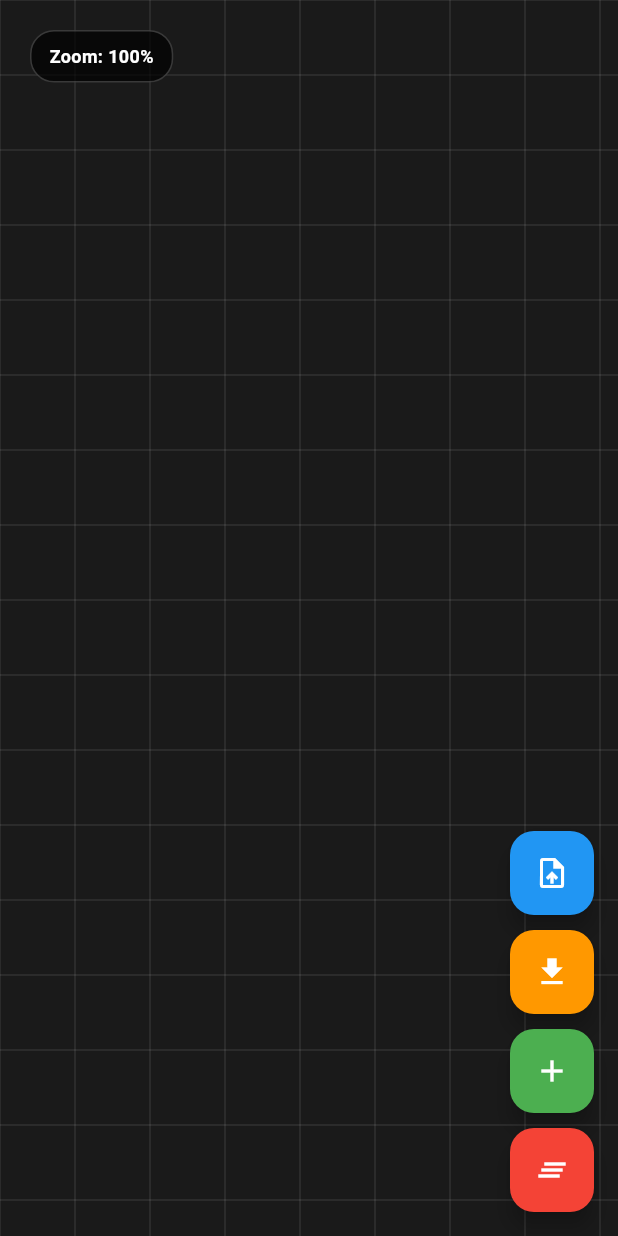
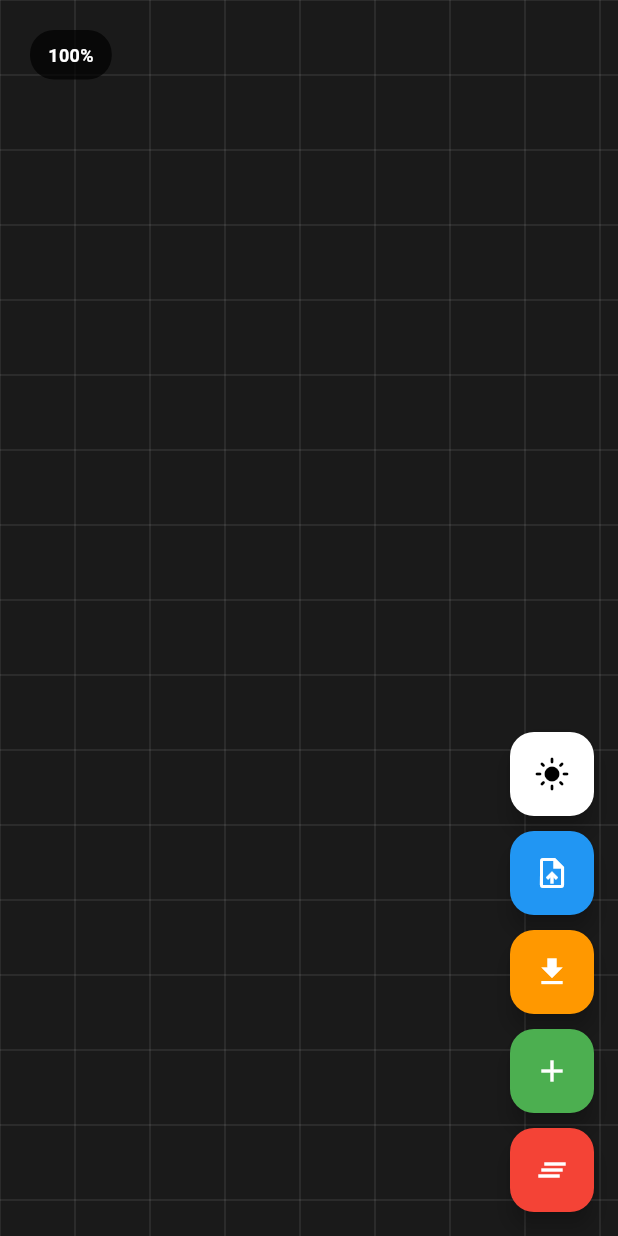
Before and after one commit to Telomelonia/graph_todo, a Flutter app: the screen it shows after launch, on a phone screen of 412 x 824 dp. Run offline on Flutter 3.47's test engine with Material 3 defaults, Android fonts, the phone set to English and light mode, and no system bars; our stand-ins replace file_picker, phosphor_flutter, shared_preferences.

Commit message:
feat: add comprehensive light/dark theme system with toggle
Implemented a complete theme switching system that transforms the entire UI between dark and light modes:

**New Theme System** (`lib/theme/app_theme.dart`):
- Centralized theme color definitions for both dark and light modes
- Theme-aware color getters for all UI components
- Pastel/highlighter colors for light mode nodes
- Charcoal icons for improved light mode readability

**UI Updates**:
- Theme toggle button in FAB menu (sun/moon icon)
- Light mode uses clean white/gray palette with subtle borders
- Dark mode retains original dark aesthetic
- All widgets updated to respect theme mode

**Component Changes**:
- Canvas: Dynamic background, grid, and overlay colors
- Nodes: Adaptive icon and background colors per theme
- Connections: Theme-aware line and dot colors
- Info Panel: Responsive backgrounds and text colors
- Icon Selector: Consistent theming across dialog

**Technical Improvements**:
- Added `isDarkMode` state to CanvasProvider
- Theme-aware CustomPainters (GridPainter, ConnectionPainter)
- Improved visual hierarchy in light mode
- Maintained backward compatibility with existing features

🤖 Generated with [Claude Code](https://claude.com/claude-code)

Co-Authored-By: Claude <noreply@anthropic.com>

```diff
--- a/lib/main.dart
+++ b/lib/main.dart
@@ -8,6 +8,7 @@ import 'widgets/connection_painter.dart';
 import 'widgets/interactive_connection_widget.dart';
 import 'widgets/connection_endpoint_widget.dart';
 import 'widgets/info_panel_widget.dart';
+import 'theme/app_theme.dart';
 
 void main() {
   runApp(const GraphTodoApp());
@@ -38,9 +39,11 @@ class HomePage extends StatelessWidget {
 
   @override
   Widget build(BuildContext context) {
-    return Scaffold(
-      backgroundColor: const Color(0xFF1A1A1A),
-      body: const CanvasWidget(),
+    return Consumer<CanvasProvider>(
+      builder: (context, provider, child) {
+        return Scaffold(
+          backgroundColor: AppTheme.getBackgroundColor(provider.isDarkMode),
+          body: const CanvasWidget(),
       floatingActionButton: Consumer<CanvasProvider>(
         builder: (context, provider, child) {
           // Hide FAB buttons when info panel is open
@@ -51,6 +54,18 @@ class HomePage extends StatelessWidget {
           return Column(
             mainAxisSize: MainAxisSize.min,
             children: [
+              // Theme toggle button
+              FloatingActionButton(
+                heroTag: "theme",
+                onPressed: provider.toggleThemeMode,
+                backgroundColor: provider.isDarkMode ? Colors.white : Colors.black87,
+                tooltip: provider.isDarkMode ? 'Light Mode' : 'Dark Mode',
+                child: Icon(
+                  provider.isDarkMode ? Icons.light_mode : Icons.dark_mode,
+                  color: provider.isDarkMode ? Colors.black : Colors.white,
+                ),
+              ),
+              const SizedBox(height: 10),
               // Import button
               FloatingActionButton(
                 heroTag: "import",
@@ -127,6 +142,8 @@ class HomePage extends StatelessWidget {
           );
         },
       ),
+        );
+      },
     );
   }
 
@@ -359,6 +376,7 @@ class _CanvasWidgetState extends State<CanvasWidget> {
                   painter: GridPainter(
                     scale: provider.scale,
                     panOffset: provider.panOffset,
+                    isDarkMode: provider.isDarkMode,
                   ),
                   size: Size.infinite,
                 ),
@@ -370,6 +388,7 @@ class _CanvasWidgetState extends State<CanvasWidget> {
                     nodes: provider.nodes,
                     scale: provider.scale,
                     panOffset: provider.panOffset,
+                    isDarkMode: provider.isDarkMode,
                   ),
                   size: Size.infinite,
                 ),
@@ -447,13 +466,13 @@ class _CanvasWidgetState extends State<CanvasWidget> {
                     child: Container(
                       padding: const EdgeInsets.all(16),
                       decoration: BoxDecoration(
-                        color: Colors.grey.withValues(alpha: 0.9),
+                        color: AppTheme.getModeIndicatorBackground(provider.isDarkMode),
                         borderRadius: BorderRadius.circular(8),
                       ),
-                      child: const Text(
+                      child: Text(
                         'Click anywhere to add a new node',
                         style: TextStyle(
-                          color: Colors.white,
+                          color: AppTheme.getTextColor(provider.isDarkMode),
                           fontWeight: FontWeight.bold,
                         ),
                       ),
@@ -468,7 +487,7 @@ class _CanvasWidgetState extends State<CanvasWidget> {
                     child: Container(
                       padding: const EdgeInsets.all(16),
                       decoration: BoxDecoration(
-                        color: Colors.red.withValues(alpha: 0.9),
+                        color: AppTheme.getModeIndicatorBackground(provider.isDarkMode, isError: true),
                         borderRadius: BorderRadius.circular(8),
                       ),
                       child: const Text(
@@ -489,13 +508,16 @@ class _CanvasWidgetState extends State<CanvasWidget> {
                     child: Container(
                       padding: const EdgeInsets.symmetric(horizontal: 12, vertical: 8),
                       decoration: BoxDecoration(
-                        color: Colors.black.withValues(alpha: 0.7),
+                        color: provider.isDarkMode
+                          ? Colors.black.withValues(alpha: 0.7)
+                          : Colors.white.withValues(alpha: 0.9),
                         borderRadius: BorderRadius.circular(12),
+                        border: provider.isDarkMode ? null : Border.all(color: AppTheme.lightBorder),
                       ),
-                      child: const Text(
+                      child: Text(
                         'Scroll wheel: zoom • Drag: pan',
                         style: TextStyle(
-                          color: Colors.white,
+                          color: AppTheme.getTextColor(provider.isDarkMode),
                           fontSize: 11,
                         ),
                       ),
@@ -509,17 +531,16 @@ class _CanvasWidgetState extends State<CanvasWidget> {
                   child: Container(
                     padding: const EdgeInsets.symmetric(horizontal: 12, vertical: 8),
                     decoration: BoxDecoration(
-                      color: Colors.black.withValues(alpha: 0.7),
+                      color: provider.isDarkMode
+                        ? Colors.black.withValues(alpha: 0.7)
+                        : Colors.white.withValues(alpha: 0.9),
                       borderRadius: BorderRadius.circular(16),
-                      border: Border.all(
-                        color: Colors.white.withValues(alpha: 0.2),
-                        width: 1,
-                      ),
+                      border: provider.isDarkMode ? null : Border.all(color: AppTheme.lightBorder),
                     ),
                     child: Text(
-                      'Zoom: ${(provider.scale * 100).toInt()}%',
-                      style: const TextStyle(
-                        color: Colors.white,
+                      '${(provider.scale * 100).toInt()}%',
+                      style: TextStyle(
+                        color: AppTheme.getTextColor(provider.isDarkMode),
                         fontSize: 12,
                         fontWeight: FontWeight.bold,
                       ),
@@ -541,8 +562,13 @@ class _CanvasWidgetState extends State<CanvasWidget> {
 class GridPainter extends CustomPainter {
   final double scale;
   final Offset panOffset;
+  final bool isDarkMode;
 
-  GridPainter({required this.scale, required this.panOffset});
+  GridPainter({
+    required this.scale,
+    required this.panOffset,
+    required this.isDarkMode,
+  });
 
   @override
   void paint(Canvas canvas, Size size) {
@@ -551,7 +577,7 @@ class GridPainter extends CustomPainter {
 
     // Main grid paint (normal opacity)
     final paint = Paint()
-      ..color = Colors.white.withValues(alpha: 0.1)
+      ..color = AppTheme.getGridColor(isDarkMode)
       ..strokeWidth = 1.0;
 
     // Small grid paint (slightly more subtle)
@@ -594,6 +620,8 @@ class GridPainter extends CustomPainter {
 
   @override
   bool shouldRepaint(GridPainter oldDelegate) {
-    return scale != oldDelegate.scale || panOffset != oldDelegate.panOffset;
+    return scale != oldDelegate.scale ||
+           panOffset != oldDelegate.panOffset ||
+           isDarkMode != oldDelegate.isDarkMode;
   }
 }
--- /dev/null
+++ b/lib/theme/app_theme.dart
@@ -0,0 +1,158 @@
+import 'package:flutter/material.dart';
+
+class AppTheme {
+  // Dark Theme Colors
+  static const Color darkBackground = Color(0xFF1A1A1A);
+  static const Color darkSurface = Color(0xFF2D2D2D);
+  static const Color darkSurfaceLight = Color(0xFF3A3A3A);
+  static const Color darkBorder = Colors.white24;
+  static const Color darkText = Colors.white;
+  static const Color darkTextSecondary = Colors.white70;
+  static const Color darkTextHint = Colors.white38;
+  static const Color darkGrid = Colors.white10;
+
+  // Light Theme Colors - Very light and minimal
+  static const Color lightBackground = Color(0xFFFAFAFA);
+  static const Color lightSurface = Color(0xFFFFFFFF);
+  static const Color lightSurfaceLight = Color(0xFFF5F5F5);
+  static const Color lightBorder = Color(0xFFE0E0E0);
+  static const Color lightText = Color(0xFF212121);
+  static const Color lightTextSecondary = Color(0xFF616161);
+  static const Color lightTextHint = Color(0xFF9E9E9E);
+  static const Color lightGrid = Color(0xFFEEEEEE);
+
+  // Shared colors
+  static const Color primaryBlue = Color(0xFF3B82F6);
+  static const Color primaryGreen = Color(0xFF4CAF50);
+  static const Color primaryRed = Color(0xFFEF4444);
+  static const Color primaryOrange = Color(0xFFF97316);
+  static const Color primaryPurple = Color(0xFF8B5CF6);
+  static const Color primaryYellow = Color(0xFFF59E0B);
+
+  // Charcoal color for light mode icons
+  static const Color charcoalIcon = Color(0xFF424242);
+
+  // Get colors based on theme mode
+  static Color getBackgroundColor(bool isDarkMode) {
+    return isDarkMode ? darkBackground : lightBackground;
+  }
+
+  static Color getSurfaceColor(bool isDarkMode) {
+    return isDarkMode ? darkSurface : lightSurface;
+  }
+
+  static Color getSurfaceLightColor(bool isDarkMode) {
+    return isDarkMode ? darkSurfaceLight : lightSurfaceLight;
+  }
+
+  static Color getBorderColor(bool isDarkMode) {
+    return isDarkMode ? darkBorder : lightBorder;
+  }
+
+  static Color getTextColor(bool isDarkMode) {
+    return isDarkMode ? darkText : lightText;
+  }
+
+  static Color getTextSecondaryColor(bool isDarkMode) {
+    return isDarkMode ? darkTextSecondary : lightTextSecondary;
+  }
+
+  static Color getTextHintColor(bool isDarkMode) {
+    return isDarkMode ? darkTextHint : lightTextHint;
+  }
+
+  static Color getGridColor(bool isDarkMode) {
+    return isDarkMode ? darkGrid : lightGrid;
+  }
+
+  // Connection colors
+  static Color getConnectionColor(bool isDarkMode, {bool isGolden = false}) {
+    if (isGolden) return primaryGreen;
+    return isDarkMode ? Colors.white60 : Color(0xFF757575);
+  }
+
+  static Color getConnectionDotColor(bool isDarkMode, {bool isGolden = false}) {
+    if (isGolden) return primaryGreen;
+    return isDarkMode ? Colors.white70 : Color(0xFF616161);
+  }
+
+  // Selection colors
+  static Color getSelectionColor(bool isDarkMode) {
+    return isDarkMode ? Colors.yellow : Colors.orange;
+  }
+
+  static Color getEraserColor(bool isDarkMode) {
+    return primaryRed;
+  }
+
+  static Color getConnectModeColor(bool isDarkMode) {
+    return isDarkMode ? Colors.white.withValues(alpha: 0.5) : Colors.black.withValues(alpha: 0.3);
+  }
+
+  // Action button colors
+  static Color getActionButtonBorder(bool isDarkMode) {
+    return isDarkMode ? Colors.white70 : Colors.white;
+  }
+
+  // Mode indicator colors
+  static Color getModeIndicatorBackground(bool isDarkMode, {bool isError = false}) {
+    if (isError) {
+      return isDarkMode ? primaryRed.withValues(alpha: 0.9) : primaryRed.withValues(alpha: 0.8);
+    }
+    return isDarkMode ? Colors.grey.withValues(alpha: 0.9) : Colors.grey.withValues(alpha: 0.8);
+  }
+
+  // Info panel colors
+  static Color getInfoPanelHeaderBackground(bool isDarkMode) {
+    return isDarkMode ? Colors.black.withValues(alpha: 0.3) : Color(0xFFE3F2FD);
+  }
+
+  static Color getInfoPanelFieldBackground(bool isDarkMode) {
+    return isDarkMode ? Colors.black.withValues(alpha: 0.2) : Color(0xFFF5F5F5);
+  }
+
+  // Shadow colors
+  static List<BoxShadow> getNodeShadow(bool isDarkMode, double scale) {
+    return [
+      BoxShadow(
+        color: isDarkMode
+          ? Colors.black.withValues(alpha: 0.3)
+          : Colors.black.withValues(alpha: 0.15),
+        blurRadius: 8.0 * scale,
+        offset: const Offset(0, 4),
+      ),
+    ];
+  }
+
+  // Icon selector dialog
+  static Color getIconSelectorBackground(bool isDarkMode) {
+    return isDarkMode ? darkSurface : lightSurface;
+  }
+
+  static Color getIconSelectorHeaderBackground(bool isDarkMode) {
+    return isDarkMode ? Colors.black.withValues(alpha: 0.3) : Color(0xFFE8EAF6);
+  }
+
+  // Convert node color to pastel/highlighter version for light mode
+  static Color getNodeBackgroundColor(Color originalColor, bool isDarkMode, {bool isCompleted = false}) {
+    if (isDarkMode) {
+      // Dark mode: keep original colors with high opacity
+      return isCompleted
+        ? originalColor.withValues(alpha: 0.95)
+        : originalColor.withValues(alpha: 0.9);
+    } else {
+      // Light mode: create pastel/highlighter version
+      // Mix with white to create lighter, softer tones
+      final hslColor = HSLColor.fromColor(originalColor);
+      final pastelColor = hslColor.withLightness(0.85).withSaturation(0.6).toColor();
+      return isCompleted
+        ? pastelColor.withValues(alpha: 0.95)
+        : pastelColor.withValues(alpha: 0.9);
+    }
+  }
+
+  // Get icon color for nodes
+  static Color getNodeIconColor(bool isDarkMode) {
+    return isDarkMode ? Colors.white : charcoalIcon;
+  }
+}
```
Also changed, not shown: lib/providers/canvas_provider.dart (+25 -7 lines), lib/widgets/connection_painter.dart (+15 -11 lines), lib/widgets/icon_selector_widget.dart (+23 -17 lines), lib/widgets/info_panel_widget.dart (+80 -37 lines), lib/widgets/todo_node_widget.dart (+54 -55 lines).
